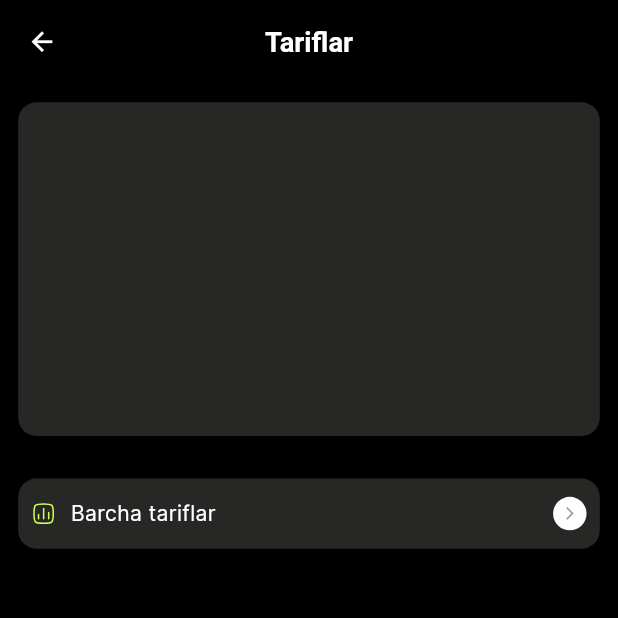
After one commit to Mamurov97/casl_fit, a Flutter app: the TariffPage screen opened directly, on a phone screen of 412 x 824 dp, the top half of it. The commit adds this screen. Run offline on Flutter 3.47's test engine with Material 3 defaults, Android fonts, the phone set to English and light mode, and no system bars; drawn by our look-alikes of oktoast; our stand-ins replace accordion, auto_animated, bloc, dio, easy_localization, easy_rich_text and 24 more; missing offline and left inert: flutter_animator; accounts and stored records are empty; network calls fail.

Commit message:
Refactor: Rename and relocate files for tariff functionality
This commit refactors the code related to tariff functionality by renaming and relocating several files. Specifically:

- Renamed `lib/presentation/pages/plan/widgets/plan_item.dart` to `lib/presentation/components/buttons/menu_button.dart` and moved it to the components directory.
- Renamed `lib/presentation/pages/profile/widgets/menu_item.dart` to `lib/presentation/components/buttons/menu_button.dart` and moved it to the components directory.
- Renamed `lib/presentation/pages/plan/plan_page.dart` to `lib/presentation/pages/tariff/tariff_page.dart`.
- Renamed `lib/presentation/pages/plan/screen/plan_detail/plan_detail_screen.dart` to `lib/presentation/pages/tariff/tariff_detail/tariff_detail_page.dart`.
- Renamed `lib/presentation/pages/plan/all_plan_page.dart` to `lib/presentation/pages/tariff/all_tariff/all_tariff_page.dart`.
- Renamed `lib/presentation/pages/plan/widgets/all_plan_item.dart` to `lib/presentation/pages/tariff/components/tariff_item.dart`.
- Updated the route names and paths in `lib/presentation/routes/entity/routes.dart` to reflect the changes.
- Updated the route configurations in `lib/presentation/routes/coordinator.dart` to use the new file names and paths.
- Updated imports in other files to reflect the changes.

These changes aim to improve the organization and clarity of the codebase by grouping tariff-related files together and using more descriptive names.

```diff
--- a/lib/infrastructure/repository/home/profile/profile_repository.dart
+++ b/lib/infrastructure/repository/home/profile/profile_repository.dart
@@ -7,7 +7,7 @@ class ProfileRepository{
   }
 
   Future<Map<String, dynamic>> getPlan() async {
-    final response = await dio.get('plan/all');
+    final response = await dio.get('tariff/all');
     return response.data;
   }
 }
--- a/lib/presentation/components/basic_widgets.dart
+++ b/lib/presentation/components/basic_widgets.dart
@@ -18,3 +18,4 @@ export 'separator_line.dart';
 export 'inputs/text_field_x.dart';
 export 'screens/error_page.dart';
 export 'screens/empty_page.dart';
+export 'buttons/menu_button.dart';
--- a/lib/presentation/pages/profile/widgets/menu_item.dart
+++ b/lib/presentation/components/buttons/menu_button.dart
@@ -1,21 +1,20 @@
-import 'dart:math';
-
 import 'package:casl_fit/presentation/assets/asset_index.dart';
-import 'package:casl_fit/presentation/assets/theme/app_theme.dart';
 import 'package:flutter/cupertino.dart';
 import 'package:flutter/material.dart';
 import 'package:flutter_svg/flutter_svg.dart';
 
-class MenuItem extends StatefulWidget {
+class MenuButton extends StatefulWidget {
   final String title;
   final String icon;
   final bool hasSwitch;
   final bool switchValue;
-  final bool isExpanded ;
+  final bool isExpanded;
+
   final ValueChanged<bool>? onSwitchChanged;
   final VoidCallback onPressed;
-  const MenuItem({
-    Key? key,
+
+  const MenuButton({
+    super.key,
     required this.title,
     required this.icon,
     required this.onPressed,
@@ -23,13 +22,13 @@ class MenuItem extends StatefulWidget {
     this.hasSwitch = false,
     this.switchValue = false,
     this.onSwitchChanged,
-  }) : super(key: key);
+  });
 
   @override
-  State<MenuItem> createState() => _MenuItemState();
+  State<MenuButton> createState() => _MenuButtonState();
 }
 
-class _MenuItemState extends State<MenuItem> {
+class _MenuButtonState extends State<MenuButton> {
   @override
   Widget build(BuildContext context) {
     bool switchChange = widget.switchValue;
@@ -40,7 +39,7 @@ class _MenuItemState extends State<MenuItem> {
         child: Container(
           padding: EdgeInsets.symmetric(vertical: 12.h, horizontal: 8.w),
           decoration: BoxDecoration(
-            color: Colors.grey[850],
+            color: AppTheme.colors.secondary.withValues(alpha: 0.8),
             borderRadius: BorderRadius.circular(12.0),
           ),
           child: Row(
@@ -51,7 +50,7 @@ class _MenuItemState extends State<MenuItem> {
                   SvgPicture.asset(
                     widget.icon,
                     height: 16.r,
-                    colorFilter: ColorFilter.mode(AppTheme.colors.primary, BlendMode.srcIn), // Replace with AppTheme.colors.primary
+                    colorFilter: ColorFilter.mode(AppTheme.colors.primary, BlendMode.srcIn),
                   ),
                   const SizedBox(width: 10),
                   Text(
@@ -65,7 +64,7 @@ class _MenuItemState extends State<MenuItem> {
                       width: 40.0,
                       height: 20.0,
                       child: CupertinoSwitch(
-                        activeColor: AppTheme.colors.primary,
+                        activeTrackColor: AppTheme.colors.primary,
                         thumbColor: AppTheme.colors.secondary,
                         value: switchChange,
                         onChanged: (value) {
@@ -80,7 +79,7 @@ class _MenuItemState extends State<MenuItem> {
                         color: Colors.white,
                         shape: BoxShape.circle,
                       ),
-                      child:AnimatedRotation(
+                      child: AnimatedRotation(
                         turns: widget.isExpanded ? 0.25 : 0,
                         duration: const Duration(milliseconds: 100),
                         curve: Curves.easeInOut,
--- a/lib/presentation/pages/profile/widgets/custom_expansion_tile.dart
+++ b/lib/presentation/pages/profile/widgets/custom_expansion_tile.dart
@@ -58,10 +58,10 @@ class CustomExpansionTileController {
         '  https://api.flutter.dev/flutter/material/ExpansionTile/of.html',
       ),
       ErrorHint(
-        'A more efficient solution is to split your build function into several widgets. This '
+        'A more efficient solution is to split your build function into several components. This '
         'introduces a new context from which you can obtain the ExpansionTile. In this solution, '
         'you would have an outer widget that creates the ExpansionTile populated by instances of '
-        'your new inner widgets, and then in these inner widgets you would use ExpansionTileController.of().\n'
+        'your new inner components, and then in these inner components you would use ExpansionTileController.of().\n'
         'An other solution is assign a GlobalKey to the ExpansionTile, '
         'then use the key.currentState property to obtain the ExpansionTile rather than '
         'using the ExpansionTileController.of() function.',
--- a/lib/presentation/pages/plan/widgets/all_plan_item.dart
+++ b/lib/presentation/pages/tariff/components/tariff_item.dart
@@ -1,12 +1,11 @@
 import 'package:casl_fit/presentation/assets/asset_index.dart';
-import 'package:flutter/cupertino.dart';
 import 'package:flutter/material.dart';
 
-class AllPlanItem extends StatelessWidget {
+class TariffItem extends StatelessWidget {
   final Map<String, dynamic> item;
   final VoidCallback onPressed;
 
-  const AllPlanItem({super.key, required this.item, required this.onPressed});
+  const TariffItem({super.key, required this.item, required this.onPressed});
 
   @override
   Widget build(BuildContext context) {
--- /dev/null
+++ b/lib/presentation/pages/tariff/tariff_page.dart
@@ -0,0 +1,53 @@
+import 'package:casl_fit/presentation/assets/asset_index.dart';
+import 'package:casl_fit/presentation/components/basic_widgets.dart';
+import 'package:flutter/material.dart';
+import 'package:flutter_bloc/flutter_bloc.dart';
+import 'package:go_router/go_router.dart';
+
+import '../../../application/home/profile/profile_bloc.dart';
+import '../../routes/entity/routes.dart';
+
+class TariffPage extends StatelessWidget {
+  const TariffPage({super.key});
+
+  @override
+  Widget build(BuildContext context) {
+    return Scaffold(
+      appBar: AppBar(
+        centerTitle: true,
+        backgroundColor: Colors.black,
+        title: Text('profile.definition'.tr()),
+      ),
+      backgroundColor: Colors.black,
+      body: BlocConsumer<ProfileBloc, ProfileState>(
+        listener: (context, state) {},
+        builder: (context, state) {
+          return Padding(
+            padding: EdgeInsets.all(12.h),
+            child: Column(
+              children: [
+                Container(
+                  height: 0.27.sh,
+                  decoration: BoxDecoration(
+                    borderRadius: BorderRadius.circular(12.r),
+                    color: AppTheme.colors.secondary.withValues(alpha: 0.8),
+                  ),
+                ),
+                Gap(24.h),
+                MenuButton(
+                  title: "Barcha tariflar",
+                  icon: AppIcons.status,
+                  onPressed: () {
+                    context.push(
+                      "${Routes.root.path}${Routes.tariff.path}${Routes.allTariff.path}",
+                    );
+                  },
+                )
+              ],
+            ),
+          );
+        },
+      ),
+    );
+  }
+}
--- a/lib/presentation/routes/coordinator.dart
+++ b/lib/presentation/routes/coordinator.dart
@@ -1,5 +1,4 @@
 import 'package:casl_fit/infrastructure/dto/models/home/profile/profile_response.dart';
-import 'package:casl_fit/presentation/pages/plan/screen/plan_detail/plan_detail_screen.dart';
 import 'package:flutter/material.dart';
 import 'package:flutter/services.dart';
 import 'package:flutter_bloc/flutter_bloc.dart';
@@ -11,8 +10,6 @@ import '../../application/home/profile/profile_bloc.dart';
 import '../../domain/common/data/user_data.dart';
 import '../../infrastructure/services/shared_service.dart';
 import '../components/navigation_helper.dart';
-import '../pages/plan/all_plan_page.dart';
-import '../pages/plan/plan_page.dart';
 import '../pages/profile/selected_plan/selected_plan_tab.dart';
 import 'entity/custom_nav_bar.dart';
 import 'entity/pages.dart';
@@ -166,45 +163,36 @@ final GoRouter router = GoRouter(
             StatefulShellBranch(
               routes: [
                 GoRoute(
-                    name: Routes.selectedPlan.name,
-                    path: Routes.selectedPlan.path,
+                    name: Routes.tariff.name,
+                    path: Routes.tariff.path,
                     redirect: (context, state) => _redirects(),
                     routes: [
                       GoRoute(
-                        name: Routes.planAll.name,
-                        path: Routes.planAll.path,
+                          name: Routes.allTariff.name,
+                          path: Routes.allTariff.path,
                           redirect: (context, state) => _redirects(),
                           pageBuilder: (context, state) {
-                          return MaterialPage<void>(key: state.pageKey, child: AllPlanPage());
+                            return MaterialPage<void>(key: state.pageKey, child: AllTariffPage());
                           },
                           routes: [
                             GoRoute(
-                            name: Routes.planDetail.name,
-                            path: Routes.planDetail.path,
+                              name: Routes.tariffDetail.name,
+                              path: Routes.tariffDetail.path,
                               redirect: (context, state) => _redirects(),
                               pageBuilder: (context, state) {
-                              return MaterialPage<void>(key: state.pageKey, child: const PlanDetailScreen());
+                                return MaterialPage<void>(key: state.pageKey, child: const TariffDetailPage());
                               },
                             ),
-                        ]
-                      ),
+                          ]),
                     ],
                     pageBuilder: (context, state) {
                       return MaterialPage<void>(
                           key: state.pageKey,
                           child: BlocProvider(
                             create: (context) => ProfileBloc()..add(GetProfileDataEvent()),
-                            child: const PlanPage(),
+                            child: const TariffPage(),
                           ));
                     })
-
-                /* GoRoute(
-                    name: Routes.selectedTariff.name,
-                    path: Routes.selectedTariff.path,
-                    redirect: (context, state) => redirect(context, state),
-                    pageBuilder: (context, state) {
-                      return MaterialPage<void>(key: state.pageKey, child: const HomePage());
-                    }),*/
               ],
             ),
             StatefulShellBranch(
--- a/lib/presentation/routes/entity/routes.dart
+++ b/lib/presentation/routes/entity/routes.dart
@@ -19,21 +19,20 @@ class Routes implements Coordinate {
 
   ///bottom_navigation_bar
   static const root = Routes._(name: 'root', path: '/root');
+
+  ///Tabs
   static const home = Routes._(name: 'home', path: '/home');
-
   static const status = Routes._(name: 'status', path: '/status');
-  static const qrCode = Routes._(name: 'qr_code_page', path: '/qr_code');
-  static const program = Routes._(name: 'program', path: '/program');
+  static const qrCode = Routes._(name: 'qr_code', path: '/qr_code');
+  static const tariff = Routes._(name: "tariff", path: '/tariff');
   static const profile = Routes._(name: 'profile', path: '/profile');
 
+  ///Tariff
+  static const allTariff = Routes._(name: "all_tariff", path: '/all_tariff');
+  static const tariffDetail = Routes._(name: "tariff_detail", path: '/tariff_detail');
 
   ///profile
-  static const selectedPlan = Routes._(name: "selectedDefinitions", path: '/selectedDefinitions');
   static const selectedTariffTab = Routes._(name: "selectedDefinitionTab", path: '/selectedDefinitionTab');
-
-  ///Plan
-  static const planAll = Routes._(name: "plan_all", path: '/plan_all');
-  static const planDetail = Routes._(name: "plan_detail", path: '/plan_detail');
 
   @override
   String toString() => 'name=$name, path=$path';
```
Also changed, not shown: lib/presentation/pages/plan/plan_page.dart (deleted, +0 -81 lines), lib/presentation/pages/plan/widgets/plan_item.dart (deleted, +0 -96 lines), lib/presentation/pages/profile/profile_page.dart (+5 -5 lines), lib/presentation/pages/tariff/all_tariff/all_tariff_page.dart (renamed from lib/presentation/pages/plan/all_plan_page.dart, +8 -8 lines), lib/presentation/pages/tariff/tariff_detail/tariff_detail_page.dart (renamed from lib/presentation/pages/plan/screen/plan_detail/plan_detail_screen.dart, +4 -4 lines), lib/presentation/routes/entity/pages.dart (+7 -1 lines), lib/presentation/pages/plan/program_page.dart (deleted), 1 other file. Lines whose indentation alone changed are shown as unchanged.
